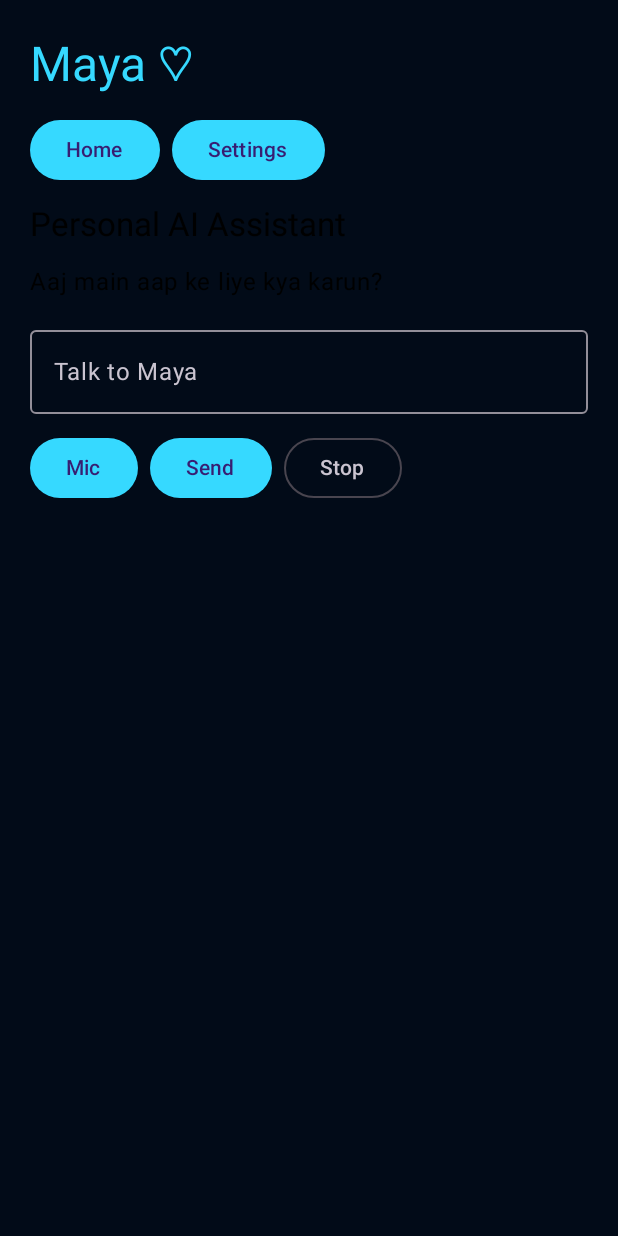
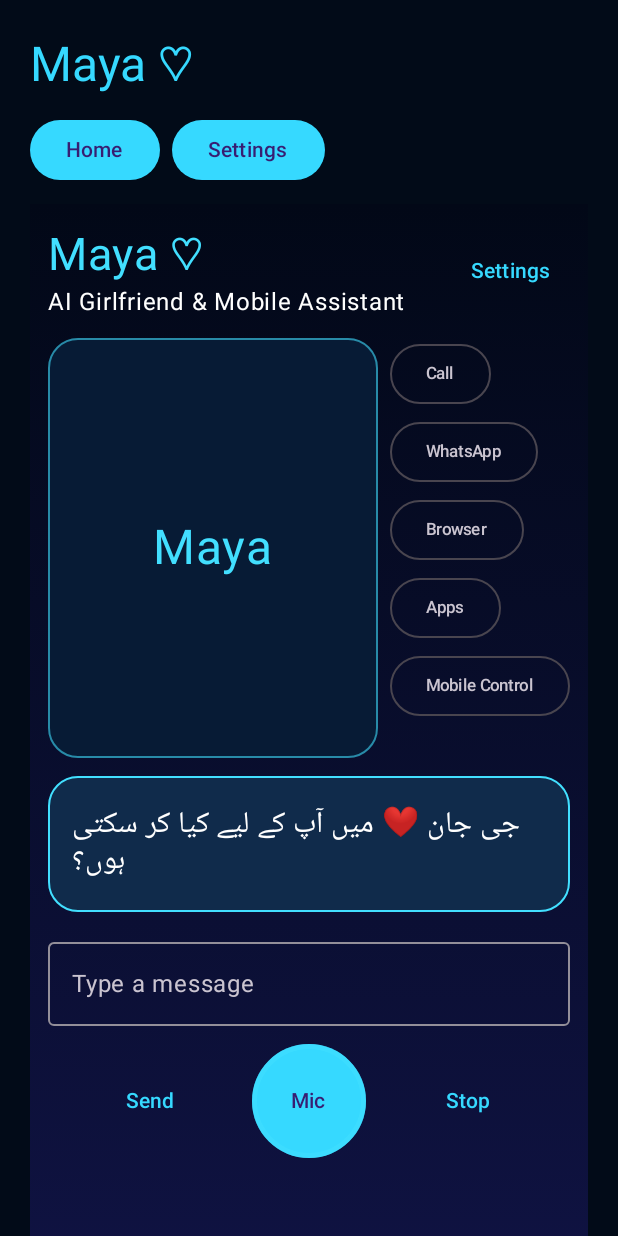
Before and after one commit to manzoorpathan8/maya-ai-assistant-, an Android app built with Jetpack Compose: the screen it shows after launch (MainActivity), on a phone screen of 412 x 824 dp. Run offline under Robolectric (Android 15) with nearby library versions, the phone set to English and light mode, and no system bars; 2 statements that could not run were skipped.

Commit message:
Connect Maya home to voice, chat and basic Android shortcuts

```diff
--- a/app/src/main/java/com/maya/assistant/MainActivity.kt
+++ b/app/src/main/java/com/maya/assistant/MainActivity.kt
@@ -72,7 +72,7 @@ class MainActivity : ComponentActivity() {
   busy=true; status="Thinking..."
   thread {
    try {
-    val reply=AiClient.chat(key,model,prompt)
+    val reply=AiClient.chat(key,model,"Respond only in natural Pakistani Urdu script, in a friendly feminine voice. Understand English and Roman Urdu. User request: "+prompt)
     runOnUiThread { answer=reply; status="Reply received" }
     val voiceKey=read("eleven")
     val voice=prefs.getString("voice","") ?: ""
@@ -122,15 +122,18 @@ class MainActivity : ComponentActivity() {
       Text("Selected model: "+model)
       models.forEach { item -> OutlinedButton(onClick={model=item;prefs.edit().putString("model",item).apply()}){Text(item)} }
      } else {
-      Text("Personal AI Assistant",style=MaterialTheme.typography.titleLarge)
-      Text("Aaj main aap ke liye kya karun?")
-      OutlinedTextField(input,{input=it},label={Text("Talk to Maya")},modifier=Modifier.fillMaxWidth())
-      Row(horizontalArrangement=Arrangement.spacedBy(8.dp)){
-       Button(enabled=!busy,onClick={listen()}){Text("Mic")}
-       Button(enabled=!busy,onClick={send()}){Text("Send")}
-       OutlinedButton(onClick={player?.release();player=null;status="Stopped"}){Text("Stop")}
-      }
-      Text(answer)
+      MayaHome(input, answer, busy, status, { input=it }, { listen() }, { send() },
+       { player?.release(); player=null; status="Stopped" }, { screen="Settings" },
+       { tool ->
+        when(tool) {
+         "Home", "Chat" -> screen="Home"
+         "Call" -> runCatching { startActivity(Intent(Intent.ACTION_DIAL)) }.onFailure { status="Dialer unavailable" }
+         "Browser" -> runCatching { startActivity(Intent(Intent.ACTION_VIEW,android.net.Uri.parse("https://www.google.com"))) }.onFailure { status="Browser unavailable" }
+         "WhatsApp" -> runCatching { startActivity(Intent(Intent.ACTION_VIEW,android.net.Uri.parse("https://wa.me/"))) }.onFailure { status="WhatsApp unavailable" }
+         else -> status="$tool is not implemented yet"
+        }
+       })
+
      }
      Text(status,color=MaterialTheme.colorScheme.primary)
     }
```
